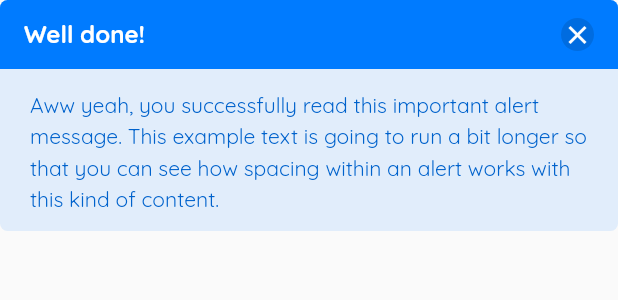
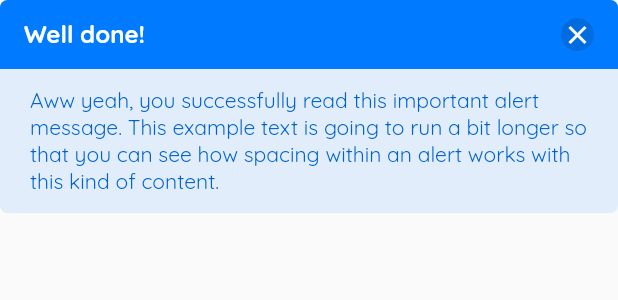
Before and after one commit to stackorient/Liquid, a Flutter app: the LAlert widget shown alone on an empty page, opened directly, on a phone screen of 412 x 824 dp. Shown: the top 300 px of the screen. Run offline on Flutter 3.47's test engine with Material 2 defaults, Android fonts, the phone set to English and light mode, and no system bars; our stand-ins replace google_fonts; network calls fail.

Commit message:
removed ltext from LAlert text constructor

```diff
--- a/liquid/lib/src/components/src/alerts.dart
+++ b/liquid/lib/src/components/src/alerts.dart
@@ -91,6 +91,8 @@ class LAlert extends StatelessWidget {
 
   final LElementSize size;
 
+  final BoxConstraints constraints;
+
   /// Create an alert box
   ///
   /// example:
@@ -118,7 +120,6 @@ class LAlert extends StatelessWidget {
   ///     * `dark`
   ///
   ///
-
   const LAlert({
     Key key,
     this.text,
@@ -131,6 +132,7 @@ class LAlert extends StatelessWidget {
     this.radius,
     this.size = LElementSize.normal,
     this.contentPadding,
+    this.constraints,
   })  : assert(
           (text != null && child == null) || (text == null && child != null),
           "either text or child is required",
@@ -152,6 +154,7 @@ class LAlert extends StatelessWidget {
       borderRadius: radius ??
           BorderRadius.circular(5.0) * theme.getElementSizeFactor(size),
       child: Container(
+        constraints: constraints,
         decoration: BoxDecoration(
           color: _color.withOpacity(0.1),
           border: Border(
@@ -176,7 +179,7 @@ class LAlert extends StatelessWidget {
             _textStyle.copyWith(
               fontSize: _textStyle.fontSize * _sizeFactor,
             ),
-        child: child ?? LText(text),
+        child: child ?? Text(text),
       ),
     );
 
```
